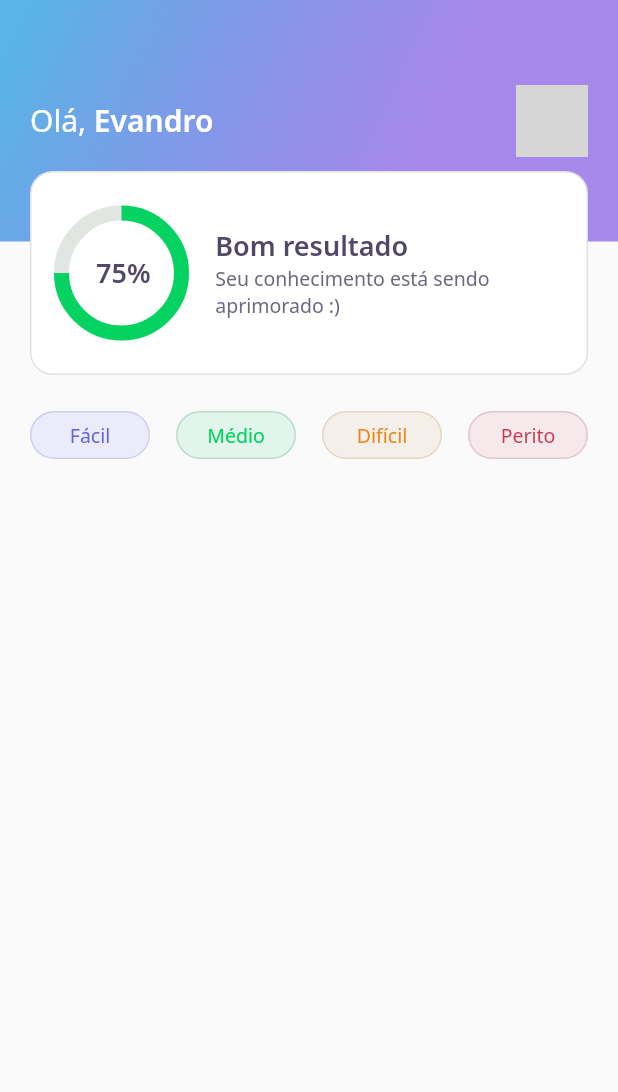
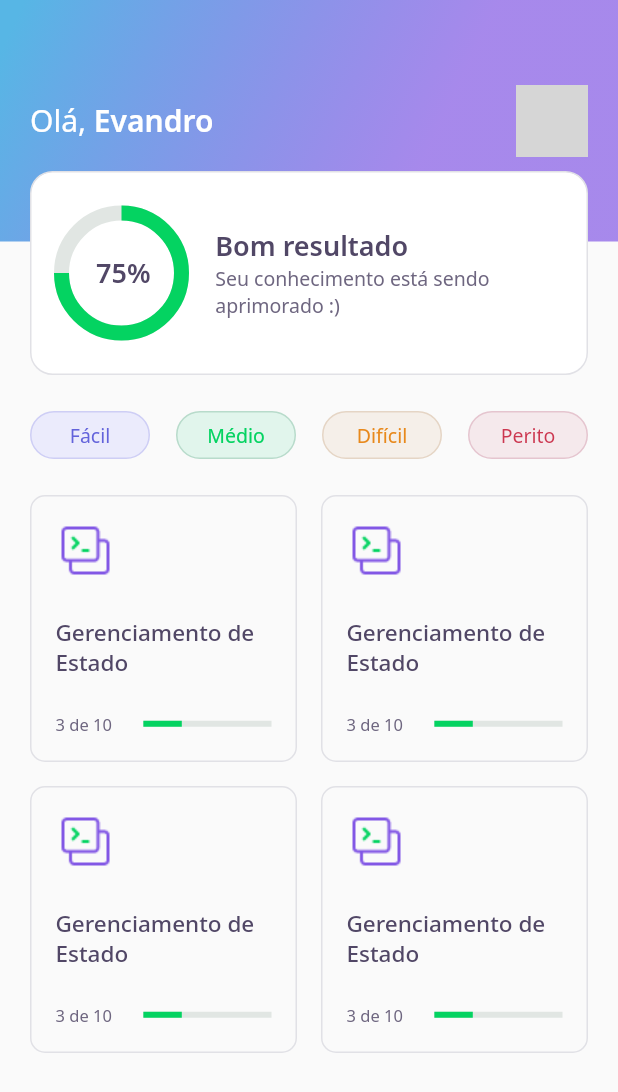
Before and after one commit to rockevandro/dev_quiz_flutter_app, a Flutter app: the screen it shows after launch, on a phone screen of 412 x 824 dp. Shown: the top 1092 px of the screen. Run offline on Flutter 3.47's test engine with Material 2 defaults, Android fonts, the phone set to English and light mode, and no system bars; our stand-ins replace google_fonts; network calls fail; grey boxes are pictures that could not be loaded.

Commit message:
feat: add quiz card on home page

```diff
--- a/lib/core/app_text_styles.dart
+++ b/lib/core/app_text_styles.dart
@@ -31,7 +31,7 @@ class AppTextStyles {
   static final TextStyle heading15 = GoogleFonts.notoSans(
     color: AppColors.black,
     fontSize: 15,
-    fontWeight: FontWeight.w600,
+    fontWeight: FontWeight.w500,
   );
 
   static final TextStyle body = GoogleFonts.notoSans(
--- a/lib/pages/home/home_page.dart
+++ b/lib/pages/home/home_page.dart
@@ -1,5 +1,6 @@
 import 'package:dev_quiz/pages/home/widgets/home_app_bar.dart';
 import 'package:dev_quiz/pages/home/widgets/level_button.dart';
+import 'package:dev_quiz/pages/home/widgets/quiz_card.dart';
 import 'package:dev_quiz/shared/enums/level.dart';
 import 'package:flutter/material.dart';
 
@@ -15,13 +16,34 @@ class _HomePageState extends State<HomePage> {
       appBar: HomeAppBar(),
       body: Container(
         padding: EdgeInsets.symmetric(horizontal: 20, vertical: 24),
-        child: Row(
-          mainAxisAlignment: MainAxisAlignment.spaceBetween,
+        child: Column(
           children: [
-            LevelButton(type: Level.Ease),
-            LevelButton(type: Level.Medium),
-            LevelButton(type: Level.Hard),
-            LevelButton(type: Level.VeryHard),
+            Row(
+              mainAxisAlignment: MainAxisAlignment.spaceBetween,
+              children: [
+                LevelButton(type: Level.Ease),
+                LevelButton(type: Level.Medium),
+                LevelButton(type: Level.Hard),
+                LevelButton(type: Level.VeryHard),
+              ],
+            ),
+            SizedBox(
+              height: 24,
+            ),
+
+            Expanded(
+              child: GridView.count(
+                crossAxisCount: 2,
+                crossAxisSpacing: 16,
+                mainAxisSpacing: 16,
+                children: [
+                  QuizCard(),
+                  QuizCard(),
+                  QuizCard(),
+                  QuizCard(),
+                ],
+              ),
+            )
           ],
         ),
       ),
--- /dev/null
+++ b/lib/pages/home/widgets/quiz_card.dart
@@ -0,0 +1,49 @@
+import 'package:dev_quiz/core/app_images.dart';
+import 'package:dev_quiz/core/core.dart';
+import 'package:flutter/material.dart';
+
+class QuizCard extends StatelessWidget {
+  @override
+  Widget build(BuildContext context) {
+    return Container(
+      padding: EdgeInsets.all(16),
+      height: 160,
+      decoration: BoxDecoration(
+        border: Border.fromBorderSide(BorderSide(color: AppColors.border)),
+        borderRadius: BorderRadius.circular(10)
+      ),
+      child: Column(
+        crossAxisAlignment: CrossAxisAlignment.start,
+        children: [
+          Image.asset(AppImages.data),
+          Padding(
+            padding: const EdgeInsets.symmetric(vertical: 24),
+            child: Text(
+              "Gerenciamento de Estado",
+              style: AppTextStyles.heading15,
+            ),
+          ),
+          Row(
+            children: [
+              Padding(
+                padding: const EdgeInsets.only(right:21),
+                child: Text(
+                  "3 de 10",
+                  style: AppTextStyles.body11,
+                ),
+              ),
+              Expanded(
+                child: LinearProgressIndicator(
+                  backgroundColor: AppColors.chartSecondary,
+                  value: .3,
+                  valueColor:
+                      AlwaysStoppedAnimation<Color>(AppColors.chartPrimary),
+                ),
+              )
+            ],
+          )
+        ],
+      ),
+    );
+  }
+}
```
